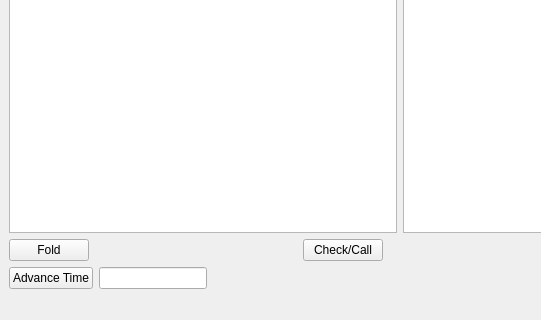
Above: GUI/TexasHoldemTest.ui from B1rtek/Casino before the change; both pictures show x 0 to 541 and y 280 to 600 of the 800 by 600 pixel window. Below: the same form after it.
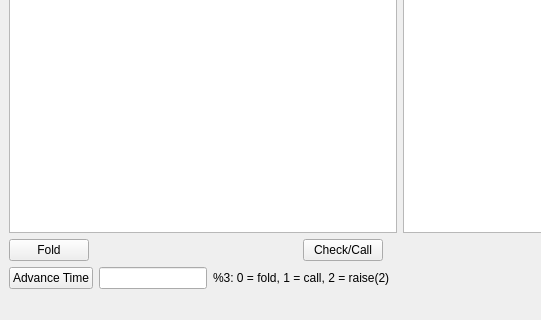
That is the form after the change.

Commit message: Updated the UI with bot manipulation instructions

```diff
--- a/GUI/TexasHoldemTest.ui
+++ b/GUI/TexasHoldemTest.ui
@@ -131,6 +131,13 @@
         </property>
        </widget>
       </item>
+      <item>
+       <widget class="QLabel" name="label_3">
+        <property name="text">
+         <string>%3: 0 = fold, 1 = call, 2 = raise(2)</string>
+        </property>
+       </widget>
+      </item>
       <item>
        <spacer name="horizontalSpacer">
         <property name="orientation">
```
The commit also changes 1 other file.
